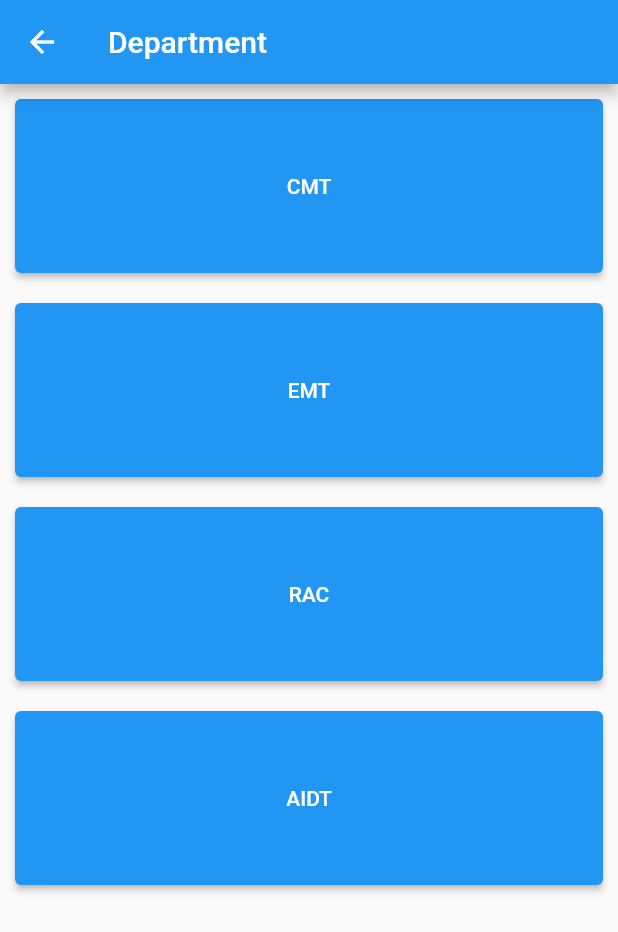
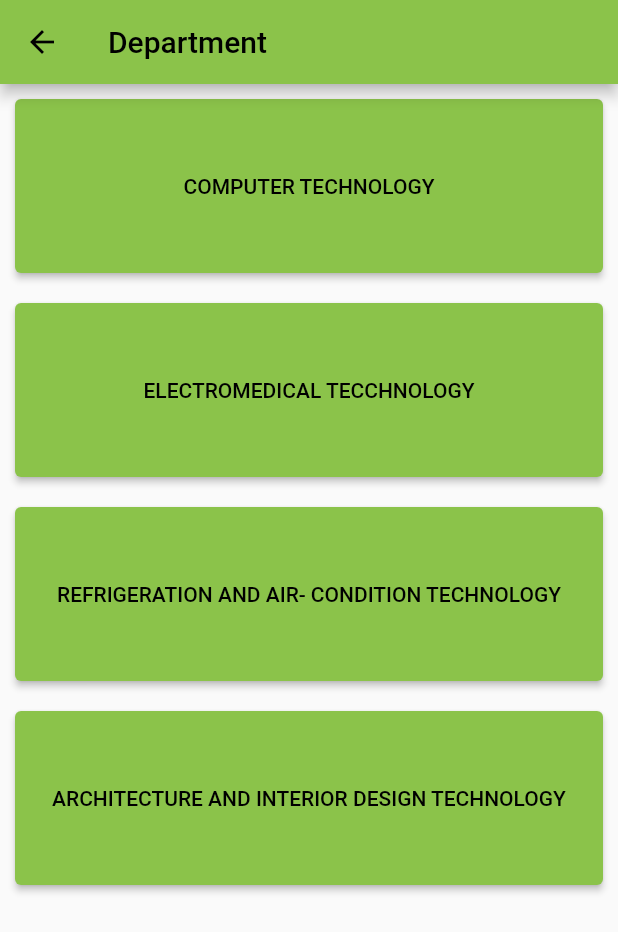
Before and after one commit to ranaahammed165200/bbpi_college, a Flutter app: the DepartMent screen opened by its route, on a phone screen of 412 x 824 dp. Shown: the top 932 px of the screen. Run offline on Flutter 3.47's test engine with Material 2 defaults, Android fonts, the phone set to English and light mode, and no system bars; missing offline and left inert: dart:html, dart:js; network calls fail.

Commit message:
26-01-22

```diff
--- a/asset/json/department_list.json
+++ b/asset/json/department_list.json
@@ -1,5 +1,33 @@
 [
     {
+        "id": 1,
+        "img":"",
+        "computer": "Computer Technology",
+        "departmentinfo": "The department of Computer Technology was established at Brahmanbaria Polytechnic Institute in 2005. The Department of Computer Technology is one of the Dynamic departments of Brahmanbaria Polytechnic Institute. The main focus of the Computer department is on major areas of Web, Programming, Networking , Multimedia & Graphics, Application System Software, Hardware & Troubleshooting. The department is committed to the study and analysis of fundamental as well as applied problems. Teachers and students of the department work in solving problems in the fields of conventional and latest technology. After completion of the course our student are performing in the area of Web, Programming, Android Apps Application, Networking , Multimedia & Graphics, Application System Software, Hardware & Troubleshooting.",
+        "lab": "Lab Information \n 01. Network Lab \n 02. Hardware Lab \n 03. Software Lab \n Total Seat : 200"
 
+    },
+    {
+        "id": 2,
+        "img":"",
+        "architecture": "Architecture & Interior Design Technology",
+        "departmentinfo": "",
+        "lab": ""
+    },
+    {
+        "id": 3,
+        "img":"",
+        "electromedical": "Electromedical Technology",
+        "departmentinfo": "",
+        "lab": ""
+    },
+    {
+        "id": 4,
+        "img":"",
+        "refrigeration": "Refrigeration & Air-conditioning Technology",
+        "departmentinfo": "",
+        "lab": ""
     }
+
+
 ]
--- a/lib/config/app_constant.dart
+++ b/lib/config/app_constant.dart
@@ -4,8 +4,8 @@ class Appconstant {
   static final homepage = '/Homepage';
   static final department = '/depat';
   static final departmentdetails = '/depatmentdetails';
-  static const doctorPage = '/doctor';
-  static const deptechlist = '/teacherlist';
+
   static const mujib_view = '/MujibView';
 
+
 }
--- a/lib/config/routis.dart
+++ b/lib/config/routis.dart
@@ -3,7 +3,7 @@ import 'dart:js';
 import 'package:bbpi_college/config/app_constant.dart';
 import 'package:bbpi_college/screen/department.dart';
 import 'package:bbpi_college/screen/department_details_view.dart';
-import 'package:bbpi_college/screen/department_teacherlistview.dart';
+
 
 import 'package:bbpi_college/screen/homepage.dart';
 import 'package:bbpi_college/screen/mujibview.dart';
@@ -16,7 +16,7 @@ class Approutes {
     Appconstant.homepage: (context) => const HomePage(),
     Appconstant.department: (context) => DepartMent(),
     Appconstant.departmentdetails: (context) => DepartmentDetails(),
-    Appconstant.deptechlist: (context) => DepartmentTeacherView(),
+
     Appconstant.mujib_view: (context) => MujibView(),
   };
 }
--- a/lib/main.dart
+++ b/lib/main.dart
@@ -13,7 +13,7 @@ class MyApp extends StatelessWidget {
       debugShowCheckedModeBanner: false,
       title: 'Flutter Demo',
       theme: ThemeData(
-        primarySwatch: Colors.blue,
+        primarySwatch: Colors.lightGreen,
       ),
 
       // home:SigninPage() ,
--- /dev/null
+++ b/lib/models/department_list.dart
@@ -0,0 +1,53 @@
+// To parse this JSON data, do
+//
+//     final departmentList = departmentListFromJson(jsonString);
+
+import 'dart:convert';
+
+List<DepartmentList> departmentListFromJson(String str) => List<DepartmentList>.from(json.decode(str).map((x) => DepartmentList.fromJson(x)));
+
+String departmentListToJson(List<DepartmentList> data) => json.encode(List<dynamic>.from(data.map((x) => x.toJson())));
+
+class DepartmentList {
+    DepartmentList({
+        this.id,
+        this.img,
+        this.computer,
+        this.departmentinfo,
+        this.lab,
+        this.architecture,
+        this.electromedical,
+        this.refrigeration,
+    });
+
+    int? id;
+    String? img;
+    String? computer;
+    String? departmentinfo;
+    String? lab;
+    String? architecture;
+    String? electromedical;
+    String? refrigeration;
+
+    factory DepartmentList.fromJson(Map<String, dynamic> json) => DepartmentList(
+        id: json["id"],
+        img: json["img"],
+        computer: json["computer"] == null ? null : json["computer"],
+        departmentinfo: json["departmentinfo"],
+        lab: json["lab"],
+        architecture: json["architecture"] == null ? null : json["architecture"],
+        electromedical: json["electromedical"] == null ? null : json["electromedical"],
+        refrigeration: json["refrigeration"] == null ? null : json["refrigeration"],
+    );
+
+    Map<String, dynamic> toJson() => {
+        "id": id,
+        "img": img,
+        "computer": computer == null ? null : computer,
+        "departmentinfo": departmentinfo,
+        "lab": lab,
+        "architecture": architecture == null ? null : architecture,
+        "electromedical": electromedical == null ? null : electromedical,
+        "refrigeration": refrigeration == null ? null : refrigeration,
+    };
+}
--- a/lib/screen/department.dart
+++ b/lib/screen/department.dart
@@ -13,21 +13,25 @@ class DepartMent extends StatelessWidget {
     List<Department> depList = [
       Department(
         id: 1,
-        name: 'CMT',
+        name: 'COMPUTER TECHNOLOGY',
         img: '',
         details: DepartmentDetailsModel(
             id: 1, name: 'bng', title: 'bangla', img: '', dec: 'Cmt class'),
       ),
       Department(
         id: 2,
-        name: 'EMT',
+        name: 'ELECTROMEDICAL TECCHNOLOGY',
         img: '',
         details: DepartmentDetailsModel(
             id: 2, name: 'emt', title: 'Emt', img: '', dec: 'Cmt class'),
 
       ),
-      Department(id: 3, name: 'RAC', img: ''),
-      Department(id: 1, name: 'AIDT', img: ''),
+      Department(id: 3,
+       name: 'REFRIGERATION AND AIR- CONDITION TECHNOLOGY',
+       img: '',
+       details: DepartmentDetailsModel(id:3,name: 'RAT',title: 'RAT',dec: 'RAT CLASS')
+       ),
+      Department(id: 4, name: 'ARCHITECTURE AND INTERIOR DESIGN TECHNOLOGY', img: ''),
     ];
     return Scaffold(
       appBar: AppBar(
@@ -51,10 +55,14 @@ class DepartMent extends StatelessWidget {
                           arguments: engDept);
                     }
 
+
                   },
                   child: Text('${depList.elementAt(index).name}'),
                   style: ElevatedButton.styleFrom(
+
                       padding: EdgeInsets.symmetric(vertical: 50.0)),
+
+
                 ));
           }),
     );
```
Also changed, not shown: asset/json/depatteacherlist.json (deleted, +0 -75 lines), lib/models/department_teacherlist_model.dart (deleted, +0 -86 lines), lib/repositories/department_teacherlist.dart (deleted, +0 -20 lines), lib/screen/department_teacherlistview.dart (deleted, +0 -50 lines), lib/screen/homepage.dart (+10 -10 lines), pubspec.yaml (+8 -3 lines), asset/image/about.png (deleted), asset/image/download.png (renamed from asset/image/downloadp .png), asset/image/focal point.jpg (added), asset/image/gallery.png (added), asset/image/personal.png (added), asset/image/read.png (added), asset/image/receptionist.png (added), asset/image/survey-results.png (added).
